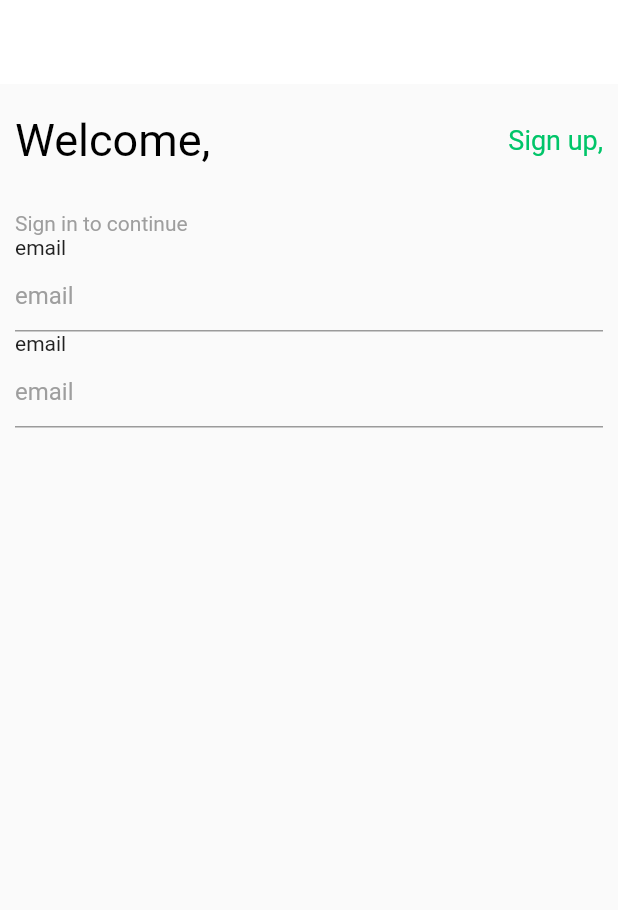
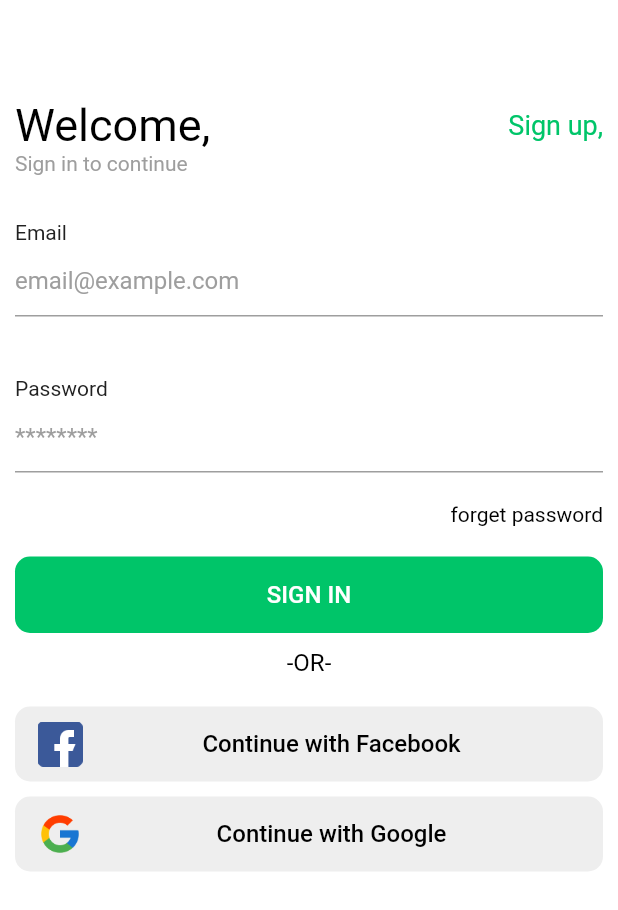
Before and after one commit to ahmedmedrah/flutter_e_commerce_app, a Flutter app: the screen it shows after launch, on a phone screen of 412 x 824 dp. Shown: the top 910 px of the screen. Run offline on Flutter 3.47's test engine with Material 2 defaults, Android fonts, the phone set to English and light mode, and no system bars.

Commit message:
add facebook.png & google.png
add custom_button.dart
add custom_social_button.dart

modify login_screen.dart
modify custom_text_form_field.dart

```diff
--- a/lib/view/authentication/login_screen.dart
+++ b/lib/view/authentication/login_screen.dart
@@ -1,6 +1,9 @@
 import 'package:e_commerce_app/constant.dart';
+import 'package:e_commerce_app/view/widget/custom_button.dart';
+import 'package:e_commerce_app/view/widget/custom_social_button.dart';
 import 'package:e_commerce_app/view/widget/custom_text.dart';
 import 'package:e_commerce_app/view/widget/custom_text_form_field.dart';
+import 'package:flutter/cupertino.dart';
 import 'package:flutter/material.dart';
 
 class LoginScreen extends StatelessWidget {
@@ -12,7 +15,8 @@ class LoginScreen extends StatelessWidget {
         backgroundColor: Colors.white,
       ),
       body: Container(
-        padding: EdgeInsets.symmetric(horizontal: 10, vertical: 20),
+        color: Colors.white,
+        padding: EdgeInsets.symmetric(horizontal: 10, vertical: 10),
         child: Column(
           children: [
             Row(
@@ -29,14 +33,53 @@ class LoginScreen extends StatelessWidget {
                 ),
               ],
             ),
-            SizedBox(height: 30,),
             CustomText(
               text: 'Sign in to continue',
               fontSize: 14,
               color: Colors.grey,
             ),
-            CustomTextFormField(),
-            CustomTextFormField(),
+            SizedBox(height: 30),
+            CustomTextFormField(
+              fieldName: 'Email',
+              hintText: 'email@example.com',
+              onSave: (value) {},
+              validator: (value) {},
+            ),
+            SizedBox(height: 40),
+            CustomTextFormField(
+              fieldName: 'Password',
+              hintText: '********',
+              onSave: (value) {},
+              validator: (value) {},
+            ),
+            SizedBox(height: 20),
+            CustomText(
+              text: 'forget password',
+              fontSize: 14,
+              alignment: Alignment.topRight,
+            ),
+            SizedBox(height: 20),
+            CustomButton(
+              text: 'SIGN IN',
+              onPressed: () {},
+            ),
+            SizedBox(height: 10),
+            CustomText(
+              text: '-OR-',
+              alignment: Alignment.center,
+            ),
+            SizedBox(height: 20),
+            CustomSocialButton(
+              text: 'Continue with Facebook',
+              imageAsset: 'assets/images/facebook.png',
+              onPressed: () {},
+            ),
+            SizedBox(height: 10),
+            CustomSocialButton(
+              text: 'Continue with Google',
+              imageAsset: 'assets/images/google.png',
+              onPressed: () {},
+            ),
           ],
         ),
       ),
--- /dev/null
+++ b/lib/view/widget/custom_button.dart
@@ -0,0 +1,25 @@
+import 'package:e_commerce_app/constant.dart';
+import 'package:flutter/material.dart';
+
+import 'custom_text.dart';
+ class CustomButton extends StatelessWidget {
+   final String text;
+   final Function onPressed;
+
+  const CustomButton({this.text, this.onPressed});
+
+   @override
+   Widget build(BuildContext context) {
+     return FlatButton(
+       shape: RoundedRectangleBorder(borderRadius: BorderRadius.circular(10)),
+       padding: EdgeInsets.all(16),
+       onPressed: onPressed,
+       child: CustomText(
+         text: text,
+         alignment: Alignment.center,
+         color: Colors.white,
+       ),
+       color: primaryColor,
+     );
+   }
+ }
--- /dev/null
+++ b/lib/view/widget/custom_social_button.dart
@@ -0,0 +1,34 @@
+import 'package:flutter/material.dart';
+
+import 'custom_text.dart';
+
+class CustomSocialButton extends StatelessWidget {
+  final String text, imageAsset;
+  final Function onPressed;
+
+  const CustomSocialButton({this.text, this.imageAsset, this.onPressed});
+  @override
+  Widget build(BuildContext context) {
+    return Container(
+      decoration: BoxDecoration(color: Colors.grey[200],borderRadius: BorderRadius.circular(10)),
+      child: FlatButton(
+        padding: EdgeInsets.symmetric(vertical: 10,horizontal: 15),
+        onPressed: onPressed,
+        child: Row(
+          children: [
+            Image.asset(imageAsset,height: 30,),
+            Expanded(
+              child: CustomText(
+                text: text,
+                alignment: Alignment.center,
+              ),
+            )
+          ],
+        ),
+        shape: RoundedRectangleBorder(
+          borderRadius: BorderRadius.circular(10),
+        ),
+      ),
+    );
+  }
+}
--- a/lib/view/widget/custom_text_form_field.dart
+++ b/lib/view/widget/custom_text_form_field.dart
@@ -3,18 +3,30 @@ import 'package:flutter/material.dart';
 import 'custom_text.dart';
 
 class CustomTextFormField extends StatelessWidget {
+  final String fieldName, hintText;
+  final Function onSave, validator;
+
+  const CustomTextFormField(
+      {this.fieldName, this.hintText, this.onSave, this.validator});
+
   @override
   Widget build(BuildContext context) {
     return Container(
       child: Column(
         children: <Widget>[
           CustomText(
-            text: 'email',
+            text: fieldName,
             fontSize: 14,
             color: Colors.grey[900],
           ),
           TextFormField(
-            decoration: InputDecoration(hintText: 'email',hintStyle: TextStyle(color: Colors.grey),fillColor: Colors.white,),
+            onSaved: onSave,
+            validator: validator,
+            decoration: InputDecoration(
+              hintText: hintText,
+              hintStyle: TextStyle(color: Colors.grey),
+              fillColor: Colors.white,
+            ),
           ),
         ],
       ),
--- a/pubspec.yaml
+++ b/pubspec.yaml
@@ -46,9 +46,9 @@ flutter:
   uses-material-design: true
 
   # To add assets to your application, add an assets section, like this:
-  # assets:
-  #   - images/a_dot_burr.jpeg
-  #   - images/a_dot_ham.jpeg
+  assets:
+   - assets/images/facebook.png
+   - assets/images/google.png
 
   # An image asset can refer to one or more resolution-specific "variants", see
   # https://flutter.dev/assets-and-images/#resolution-aware.
```
Also changed, not shown: assets/images/facebook.png (added), assets/images/google.png (added).
